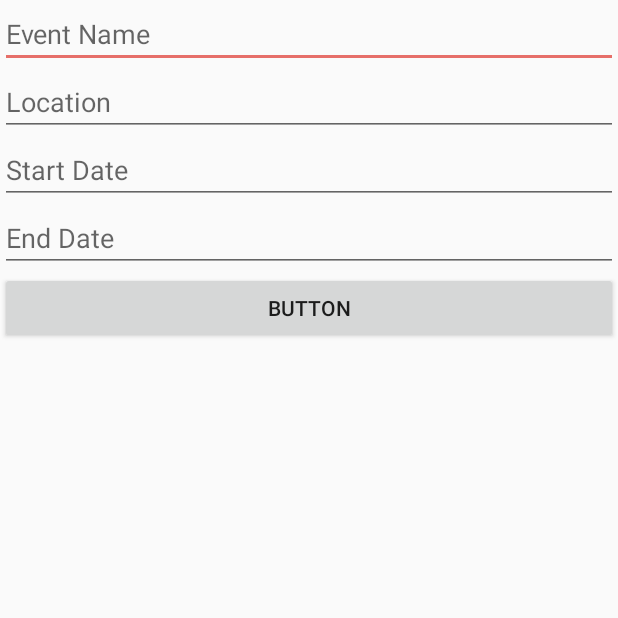
After one commit to toannguyen132/douglas_mobile_android, an Android app: the CreateEventFragment screen opened directly, with no data from a screen before it, on a phone screen of 412 x 824 dp, the top half of it. The commit adds this screen. Run offline under Robolectric (Android 15) with nearby library versions, the phone set to English and light mode, and no system bars.

Commit message:
add create event fragment

```diff
--- a/app/src/main/java/com/project/groupproject/AuthActivity.java
+++ b/app/src/main/java/com/project/groupproject/AuthActivity.java
@@ -68,7 +68,7 @@ public class AuthActivity extends AppCompatActivity
         Toast.makeText(this, "You have been login as " + user.getEmail(),
                 Toast.LENGTH_SHORT).show();
         // after login success, move to user profile activity
-        Intent i = new Intent(AuthActivity.this, UserProfileActivity.class);
+        Intent i = new Intent(AuthActivity.this, MainActivity.class);
         startActivity(i);
     }
 
--- a/app/src/main/java/com/project/groupproject/MainActivity.java
+++ b/app/src/main/java/com/project/groupproject/MainActivity.java
@@ -11,11 +11,11 @@ public class MainActivity extends AppCompatActivity {
     @Override
     protected void onCreate(Bundle savedInstanceState) {
         //Change status bar to bg color
-        if (Build.VERSION.SDK_INT >= Build.VERSION_CODES.KITKAT) {
-            Window w = getWindow();
-            w.addFlags(WindowManager.LayoutParams.FLAG_LAYOUT_NO_LIMITS);
-            w.addFlags(WindowManager.LayoutParams.FLAG_TRANSLUCENT_NAVIGATION);
-        }
+//        if (Build.VERSION.SDK_INT >= Build.VERSION_CODES.KITKAT) {
+//            Window w = getWindow();
+//            w.addFlags(WindowManager.LayoutParams.FLAG_LAYOUT_NO_LIMITS);
+//            w.addFlags(WindowManager.LayoutParams.FLAG_TRANSLUCENT_NAVIGATION);
+//        }
         super.onCreate(savedInstanceState);
         setContentView(R.layout.activity_main);
     }
--- a/app/src/main/java/com/project/groupproject/UserProfileActivity.java
+++ b/app/src/main/java/com/project/groupproject/UserProfileActivity.java
@@ -45,7 +45,7 @@ public class UserProfileActivity extends AppCompatActivity implements
         if (mUser != null) {
             // init database reference
             mUserReference = FirebaseDatabase.getInstance().getReference()
-                    .child("Users").child(mUser.getUid());
+                    .child("users").child(mUser.getUid());
 
             // get current user
             getCurrentUser();
--- /dev/null
+++ b/app/src/main/java/com/project/groupproject/fragment/CreateEventFragment.java
@@ -0,0 +1,73 @@
+package com.project.groupproject.fragment;
+
+import android.content.Context;
+import android.net.Uri;
+import android.os.Bundle;
+import android.support.v4.app.Fragment;
+import android.view.LayoutInflater;
+import android.view.View;
+import android.view.ViewGroup;
+
+import com.project.groupproject.R;
+
+/**
+ * A simple {@link Fragment} subclass.
+ * Activities that contain this fragment must implement the
+ * {@link CreateEventFragment.OnFragmentInteractionListener} interface
+ * to handle interaction events.
+ */
+public class CreateEventFragment extends Fragment {
+
+    private OnFragmentInteractionListener mListener;
+
+    public CreateEventFragment() {
+        // Required empty public constructor
+    }
+
+
+    @Override
+    public View onCreateView(LayoutInflater inflater, ViewGroup container,
+                             Bundle savedInstanceState) {
+        // Inflate the layout for this fragment
+        return inflater.inflate(R.layout.fragment_create_event, container, false);
+    }
+
+    // TODO: Rename method, update argument and hook method into UI event
+    public void onButtonPressed(Uri uri) {
+        if (mListener != null) {
+            mListener.onFragmentInteraction(uri);
+        }
+    }
+
+    @Override
+    public void onAttach(Context context) {
+        super.onAttach(context);
+//        if (context instanceof OnFragmentInteractionListener) {
+//            mListener = (OnFragmentInteractionListener) context;
+//        } else {
+//            throw new RuntimeException(context.toString()
+//                    + " must implement OnFragmentInteractionListener");
+//        }
+    }
+
+    @Override
+    public void onDetach() {
+        super.onDetach();
+        mListener = null;
+    }
+
+    /**
+     * This interface must be implemented by activities that contain this
+     * fragment to allow an interaction in this fragment to be communicated
+     * to the activity and potentially other fragments contained in that
+     * activity.
+     * <p>
+     * See the Android Training lesson <a href=
+     * "http://developer.android.com/training/basics/fragments/communicating.html"
+     * >Communicating with Other Fragments</a> for more information.
+     */
+    public interface OnFragmentInteractionListener {
+        // TODO: Update argument type and name
+        void onFragmentInteraction(Uri uri);
+    }
+}
--- a/app/src/main/java/com/project/groupproject/fragment/RegisterFragment.java
+++ b/app/src/main/java/com/project/groupproject/fragment/RegisterFragment.java
@@ -146,7 +146,7 @@ public class RegisterFragment extends Fragment {
                         FirebaseUser user = mAuth.getCurrentUser();
 
                         // add new User account
-                        DatabaseReference dataref = FirebaseDatabase.getInstance().getReference().child("Users").child(user.getUid());
+                        DatabaseReference dataref = FirebaseDatabase.getInstance().getReference().child("users").child(user.getUid());
                         User newUser = new User();
                         newUser.firstname = "";
                         newUser.lastname = "";
--- a/app/src/main/res/layout/activity_main.xml
+++ b/app/src/main/res/layout/activity_main.xml
@@ -6,4 +6,14 @@
     android:layout_height="match_parent"
     tools:context=".MainActivity">
 
+    <FrameLayout
+        android:layout_width="match_parent"
+        android:layout_height="match_parent">
+
+        <fragment
+            android:id="@+id/create_event"
+            android:name="com.project.groupproject.fragment.CreateEventFragment"
+            android:layout_width="match_parent"
+            android:layout_height="match_parent" />
+    </FrameLayout>
 </android.support.constraint.ConstraintLayout>
--- /dev/null
+++ b/app/src/main/res/layout/fragment_create_event.xml
@@ -0,0 +1,66 @@
+<?xml version="1.0" encoding="utf-8"?>
+<LinearLayout xmlns:android="http://schemas.android.com/apk/res/android"
+    xmlns:tools="http://schemas.android.com/tools"
+    android:layout_width="match_parent"
+    android:layout_height="match_parent"
+    android:orientation="vertical"
+    tools:context=".fragment.CreateEventFragment">
+
+    <!-- TODO: Update blank fragment layout -->
+
+    <EditText
+        android:id="@+id/input_event_name"
+        android:layout_width="match_parent"
+        android:layout_height="wrap_content"
+        android:ems="10"
+        android:hint="Event Name"
+        android:inputType="text" />
+
+    <EditText
+        android:id="@+id/input_location"
+        android:layout_width="match_parent"
+        android:layout_height="wrap_content"
+        android:ems="10"
+        android:hint="Location"
+        android:inputType="text" />
+
+    <LinearLayout
+        android:layout_width="match_parent"
+        android:layout_height="wrap_content"
+        android:orientation="horizontal">
+
+        <EditText
+            android:id="@+id/input_event_start_date"
+            android:layout_width="match_parent"
+            android:layout_height="wrap_content"
+            android:layout_weight="2"
+            android:ems="10"
+            android:hint="Start Date"
+            android:inputType="datetime" />
+
+    </LinearLayout>
+
+    <LinearLayout
+        android:layout_width="match_parent"
+        android:layout_height="wrap_content"
+        android:layout_weight="0"
+        android:orientation="horizontal">
+
+        <EditText
+            android:id="@+id/input_event_end_date"
+            android:layout_width="match_parent"
+            android:layout_height="wrap_content"
+            android:layout_weight="2"
+            android:ems="10"
+            android:hint="End Date"
+            android:inputType="datetime" />
+
+    </LinearLayout>
+
+    <Button
+        android:id="@+id/btn_create_event"
+        android:layout_width="match_parent"
+        android:layout_height="wrap_content"
+        android:text="Button" />
+
+</LinearLayout>
```
